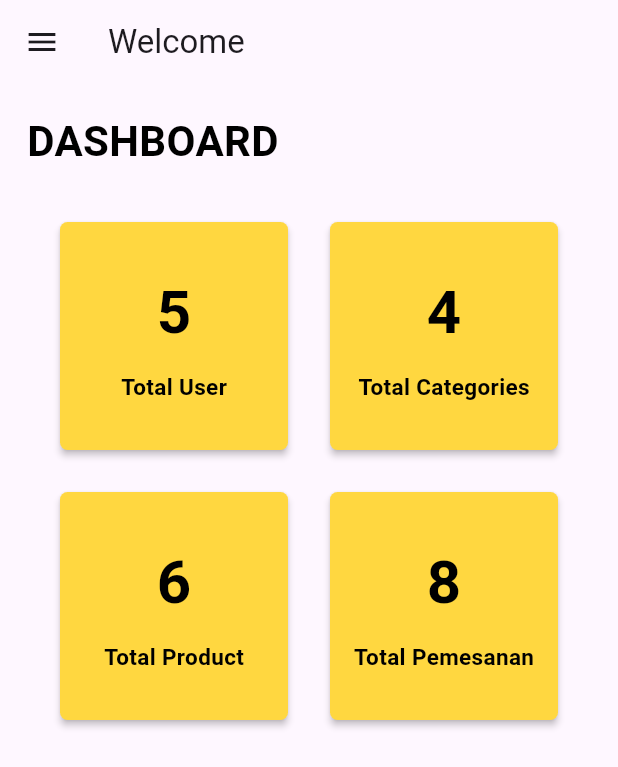
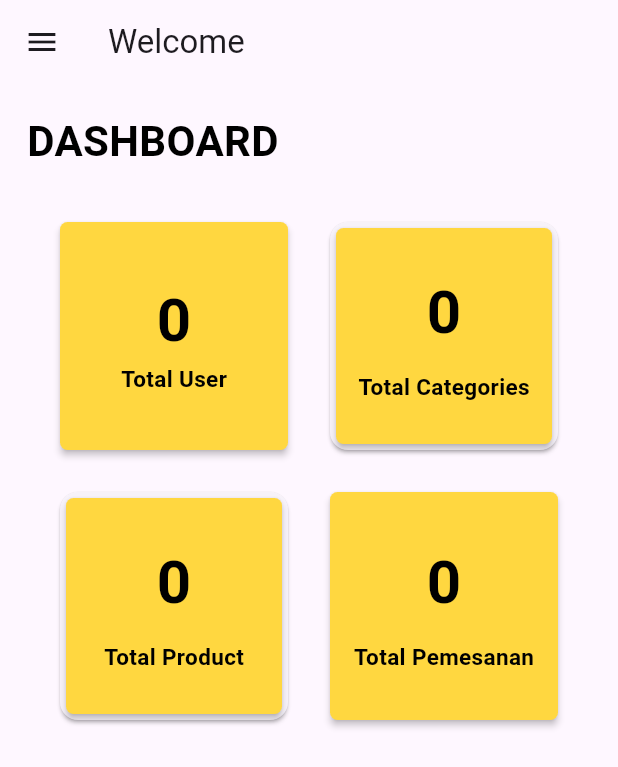
Before and after one commit to JilhanHaura/apk_perlengkapananak, a Flutter app: the AdminDashboard screen opened by its route, in the side drawer, after a tap on "Dashboard", on a phone screen of 412 x 824 dp. Shown: the top 767 px of the screen. Run offline on Flutter 3.47's test engine with Material 2 defaults, Android fonts, the phone set to English and light mode, and no system bars; our stand-ins replace flutter_rating_bar, image_picker; network calls fail.

Commit message:
AdminDashboard

```diff
--- a/lib/admin/AdminDashboard.dart
+++ b/lib/admin/AdminDashboard.dart
@@ -1,5 +1,11 @@
+import 'dart:convert';
+
+import 'package:cobayangbaru/admin/Cart/DataCart.dart';
+import 'package:cobayangbaru/admin/Categorie/DataCategorie.dart';
+import 'package:cobayangbaru/admin/Product/DataProduct.dart';
 import 'package:cobayangbaru/admin/Sidebar/Sidebar.dart';
 import 'package:flutter/material.dart';
+import 'package:http/http.dart' as http;
 
 class AdminDashboard extends StatefulWidget {
   const AdminDashboard({super.key});
@@ -9,6 +15,89 @@ class AdminDashboard extends StatefulWidget {
 }
 
 class _AdminDashboardState extends State<AdminDashboard> {
+  int dataCount = 0;
+  int dataCategorie = 0;
+  int dataProduct = 0;
+  int dataOrder = 0;
+  Future<void> fetchDataCount() async {
+    try {
+      final response = await http.get(
+        Uri.parse('https://jilhan.000webhostapp.com/getjumuser.php'),
+      );
+      if (response.statusCode == 200) {
+        final data = json.decode(response.body);
+        setState(() {
+          dataCount = int.parse(data['count']);
+        });
+      } else {
+        print('API request failed with status code: ${response.statusCode}');
+      }
+    } catch (e) {
+      print('Error: $e');
+    }
+  }
+
+  Future<void> fetchCountCategories() async {
+    try {
+      final response = await http.get(
+        Uri.parse('https://jilhan.000webhostapp.com/getjumCategorie.php'),
+      );
+      if (response.statusCode == 200) {
+        final data = json.decode(response.body);
+        setState(() {
+          dataCategorie = int.parse(data['count']);
+        });
+      } else {
+        print('API request failed with status code: ${response.statusCode}');
+      }
+    } catch (e) {
+      print('Error: $e');
+    }
+  }
+
+  Future<void> fetchCountProduct() async {
+    try {
+      final Response = await http
+          .get(Uri.parse('https://jilhan.000webhostapp.com/getjumProduct.php'));
+      if (Response.statusCode == 200) {
+        final data = json.decode(Response.body);
+        setState(() {
+          dataProduct = int.parse(data['count']);
+        });
+      } else {
+        print('Failed : ${Response.body}');
+      }
+    } catch (e) {
+      print('error: $e');
+    }
+  }
+
+  Future<void> fetchCountOrder() async {
+    try {
+      final response = await http
+          .get(Uri.parse('https://jilhan.000webhostapp.com/getjumorder.php'));
+      if (response.statusCode == 200) {
+        final data = json.decode(response.body);
+        setState(() {
+          dataOrder = int.parse(data['count']);
+        });
+      } else {
+        print("failed : ${response.body}");
+      }
+    } catch (e) {
+      print('error : $e');
+    }
+  }
+
+  @override
+  void initState() {
+    super.initState();
+    fetchDataCount();
+    fetchCountCategories();
+    fetchCountProduct();
+    fetchCountOrder();
+  }
+
   @override
   Widget build(BuildContext context) {
     return Scaffold(
@@ -42,34 +131,38 @@ class _AdminDashboardState extends State<AdminDashboard> {
                       SizedBox(
                         width: 160.0,
                         height: 160.0,
+                        child: InkWell(
+                          onTap: () {},
                           child: Card(
                             color: Colors.amberAccent,
                             elevation: 2.0,
                             shape: RoundedRectangleBorder(
                               borderRadius: BorderRadius.circular(5.0),
                             ),
-                          child: const Center(
+                            child: Center(
                               child: Padding(
                                 padding: EdgeInsets.all(10.0),
                                 child: Column(
                                   mainAxisAlignment: MainAxisAlignment.center,
                                   children: [
                                     Text(
-                                    "5",
+                                      '$dataCount',
                                       style: TextStyle(
                                         fontSize: 40,
                                         fontWeight: FontWeight.bold,
-                                        color: Colors.black),
+                                        color: Colors.black,
                                       ),
-                                  SizedBox(height: 10.0),
+                                    ),
                                     Text(
-                                    "Total User",
+                                      'Total User',
                                       style: TextStyle(
                                         color: Colors.black,
                                         fontSize: 15.0,
-                                        fontWeight: FontWeight.bold),
+                                        fontWeight: FontWeight.bold,
+                                      ),
                                     ),
                                   ],
+                                ),
                               ),
                             ),
                           ),
@@ -78,20 +171,29 @@ class _AdminDashboardState extends State<AdminDashboard> {
                       SizedBox(
                           width: 160.0,
                           height: 160.0,
+                          child: InkWell(
+                            onTap: () {
+                              Navigator.push(
+                                context,
+                                MaterialPageRoute(
+                                    builder: (context) => DataCategorie()),
+                              );
+                            },
+                            child: Card(
                                 child: Card(
                               color: Colors.amberAccent,
                               elevation: 2.0,
                               shape: RoundedRectangleBorder(
                                 borderRadius: BorderRadius.circular(5.0),
                               ),
-                          child: const Center(
+                              child: Center(
                                 child: Padding(
                                   padding: EdgeInsets.all(10.0),
                                   child: Column(
                                     mainAxisAlignment: MainAxisAlignment.center,
                                     children: [
                                       Text(
-                                    "4",
+                                        '$dataCategorie',
                                         style: TextStyle(
                                             fontSize: 40,
                                             fontWeight: FontWeight.bold,
@@ -109,25 +211,35 @@ class _AdminDashboardState extends State<AdminDashboard> {
                                   ),
                                 ),
                               ),
-                        ),
-                      ),
+                            )),
+                          )),
                       SizedBox(
                           width: 160.0,
                           height: 160.0,
+                          child: InkWell(
+                              onTap: () {
+                                Navigator.push(
+                                  context,
+                                  MaterialPageRoute(
+                                      builder: (context) => DataProduct()),
+                                );
+                              },
+                              child: Card(
                                 child: Card(
                                   color: Colors.amberAccent,
                                   elevation: 2.0,
                                   shape: RoundedRectangleBorder(
                                     borderRadius: BorderRadius.circular(5.0),
                                   ),
-                          child: const Center(
+                                  child: Center(
                                     child: Padding(
                                       padding: EdgeInsets.all(10.0),
                                       child: Column(
-                                mainAxisAlignment: MainAxisAlignment.center,
+                                        mainAxisAlignment:
+                                            MainAxisAlignment.center,
                                         children: [
                                           Text(
-                                    "6",
+                                            '$dataProduct',
                                             style: TextStyle(
                                                 fontSize: 40,
                                                 fontWeight: FontWeight.bold,
@@ -146,24 +258,31 @@ class _AdminDashboardState extends State<AdminDashboard> {
                                     ),
                                   ),
                                 ),
-                      ),
+                              ))),
                       SizedBox(
                         width: 160.0,
                         height: 160.0,
+                        child: InkWell(
+                            onTap: () {
+                              Navigator.push(
+                                  context,
+                                  MaterialPageRoute(
+                                      builder: (context) => DataCart()));
+                            },
                             child: Card(
                               color: Colors.amberAccent,
                               elevation: 2.0,
                               shape: RoundedRectangleBorder(
                                 borderRadius: BorderRadius.circular(5.0),
                               ),
-                          child: const Center(
+                              child: Center(
                                 child: Padding(
                                   padding: EdgeInsets.all(10.0),
                                   child: Column(
                                     mainAxisAlignment: MainAxisAlignment.center,
                                     children: [
                                       Text(
-                                    "8",
+                                        '$dataOrder',
                                         style: TextStyle(
                                             fontSize: 40,
                                             fontWeight: FontWeight.bold,
@@ -181,7 +300,7 @@ class _AdminDashboardState extends State<AdminDashboard> {
                                   ),
                                 ),
                               ),
-                        ),
+                            )),
                       ),
                     ],
                   ),
--- a/lib/main/Sidebar/sidebar.dart
+++ b/lib/main/Sidebar/sidebar.dart
@@ -71,16 +71,16 @@ class _sidebarUserState extends State<sidebarUser> {
             title: Text('Dashboard'),
             onTap: () {},
           ),
-          ListTile(
-            leading: Icon(Icons.ad_units),
-            title: Text('Akun'),
-            onTap: () {},
-          ),
-          ListTile(
-            leading: Icon(Icons.ac_unit_outlined),
-            title: Text('Pemesanan'),
-            onTap: () {},
-          ),
+          // ListTile(
+          //   leading: Icon(Icons.ad_units),
+          //   title: Text('Akun'),
+          //   onTap: () {},
+          // ),
+          // ListTile(
+          //   leading: Icon(Icons.ac_unit_outlined),
+          //   title: Text('Pemesanan'),
+          //   onTap: () {},
+          // ),
           Divider(),
           ListTile(
             title: Text('Log Out'),
```
Lines whose indentation alone changed are shown as unchanged.
